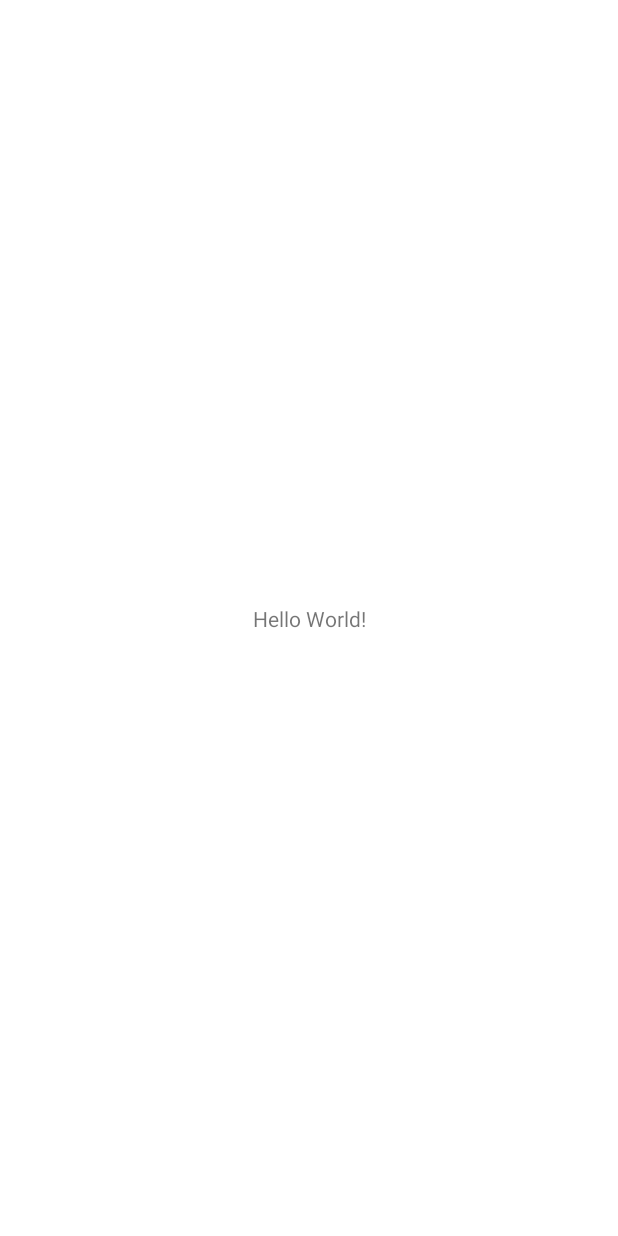
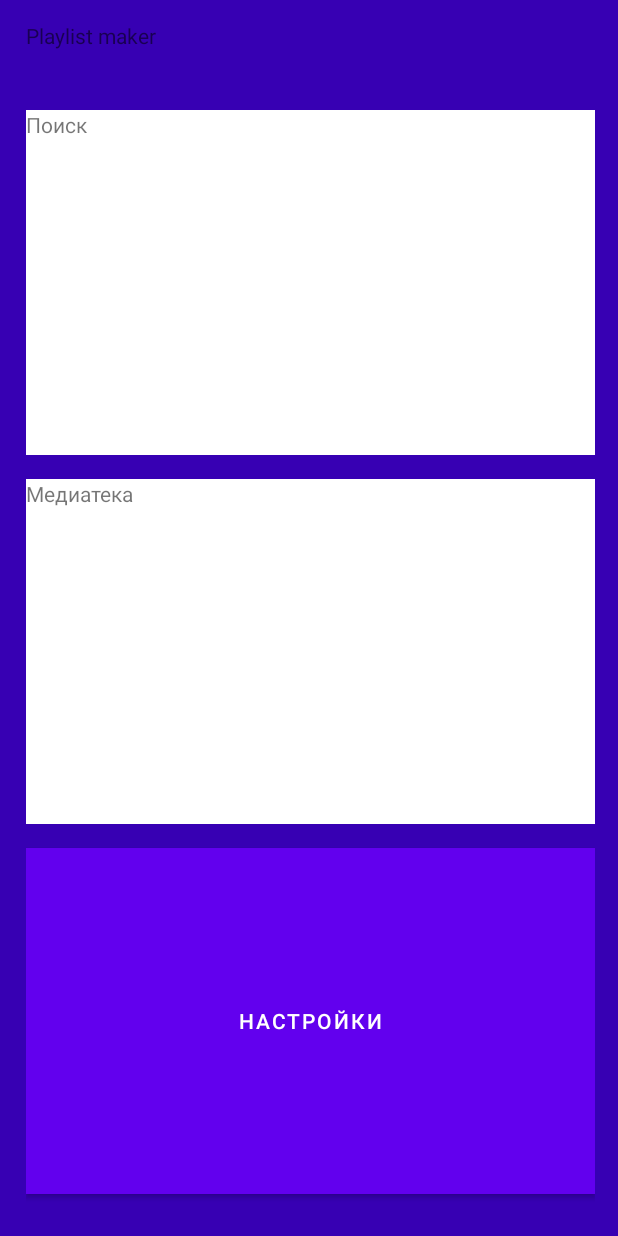
Before and after one commit to OlegQt/Yandex-Practicum_PlaylistMaker, an Android app: the screen it shows after launch (MainActivity), on a phone screen of 412 x 824 dp. Before the commit the screen is almost empty. Run offline under Robolectric (Android 15) with nearby library versions, the phone set to English and light mode, and no system bars.

Commit message:
v0 не ясно, Button or TextView

```diff
--- a/app/src/main/res/layout/activity_main.xml
+++ b/app/src/main/res/layout/activity_main.xml
@@ -1,18 +1,50 @@
 <?xml version="1.0" encoding="utf-8"?>
-<androidx.constraintlayout.widget.ConstraintLayout xmlns:android="http://schemas.android.com/apk/res/android"
-    xmlns:app="http://schemas.android.com/apk/res-auto"
-    xmlns:tools="http://schemas.android.com/tools"
+<LinearLayout xmlns:android="http://schemas.android.com/apk/res/android"
     android:layout_width="match_parent"
     android:layout_height="match_parent"
-    tools:context=".MainActivity">
+    android:background="@color/purple_700"
+    android:orientation="vertical"
+    android:paddingStart="17dp"
+    android:paddingTop="14dp"
+    android:paddingEnd="15dp"
+    android:paddingBottom="12dp">
+
 
     <TextView
         android:layout_width="wrap_content"
         android:layout_height="wrap_content"
-        android:text="Hello World!"
-        app:layout_constraintBottom_toBottomOf="parent"
-        app:layout_constraintEnd_toEndOf="parent"
-        app:layout_constraintStart_toStartOf="parent"
-        app:layout_constraintTop_toTopOf="parent" />
+        android:text="@string/app_name"
 
-</androidx.constraintlayout.widget.ConstraintLayout>
+        />
+
+    <TextView
+        android:layout_width="match_parent"
+        android:layout_height="0dp"
+        android:layout_marginTop="40dp"
+        android:layout_weight="1"
+        android:text="@string/search"
+        android:layout_marginBottom="16dp"
+        android:background="@color/white"
+
+        />
+
+    <TextView
+        android:layout_width="match_parent"
+        android:layout_height="0dp"
+        android:layout_weight="1"
+        android:text="@string/media_library"
+        android:layout_marginBottom="16dp"
+        android:background="@color/white"
+        />
+
+    <Button
+        android:layout_width="match_parent"
+        android:layout_height="0dp"
+        android:layout_weight="1"
+        android:text="@string/options"
+        android:layout_marginBottom="16dp"
+        android:background="@color/white"
+        />
+
+
+</LinearLayout>
--- /dev/null
+++ b/app/src/main/res/layout/activity_settings.xml
@@ -0,0 +1,7 @@
+<?xml version="1.0" encoding="utf-8"?>
+<androidx.constraintlayout.widget.ConstraintLayout
+    xmlns:android="http://schemas.android.com/apk/res/android"
+    android:layout_width="match_parent"
+    android:layout_height="match_parent">
+
+</androidx.constraintlayout.widget.ConstraintLayout>
--- a/app/src/main/res/values/colors.xml
+++ b/app/src/main/res/values/colors.xml
@@ -7,4 +7,6 @@
     <color name="teal_700">#FF018786</color>
     <color name="black">#FF000000</color>
     <color name="white">#FFFFFFFF</color>
+    <color name="background">#F5F5F5</color>
+
 </resources>
--- a/app/src/main/res/values/strings.xml
+++ b/app/src/main/res/values/strings.xml
@@ -1,3 +1,6 @@
 <resources>
-    <string name="app_name">Yandex Practicum Playlist Maker</string>
+    <string name="app_name">Playlist maker</string>
+    <string name="search">Поиск</string>
+    <string name="options">Настройки</string>
+    <string name="media_library">Медиатека</string>
 </resources>
```
